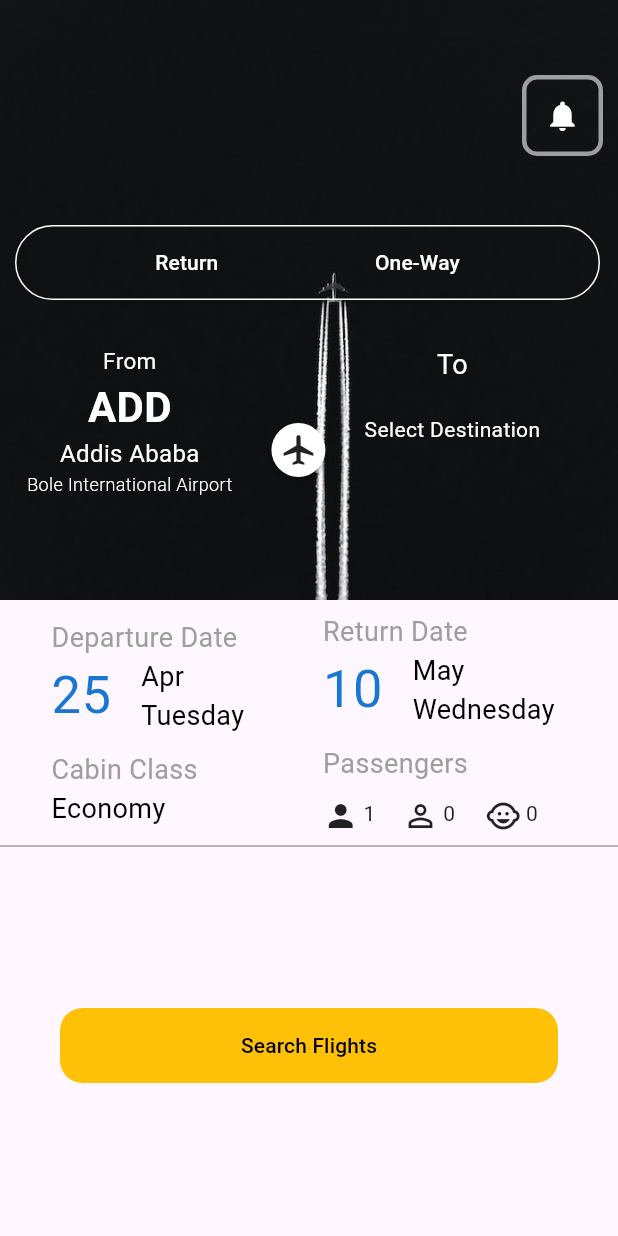
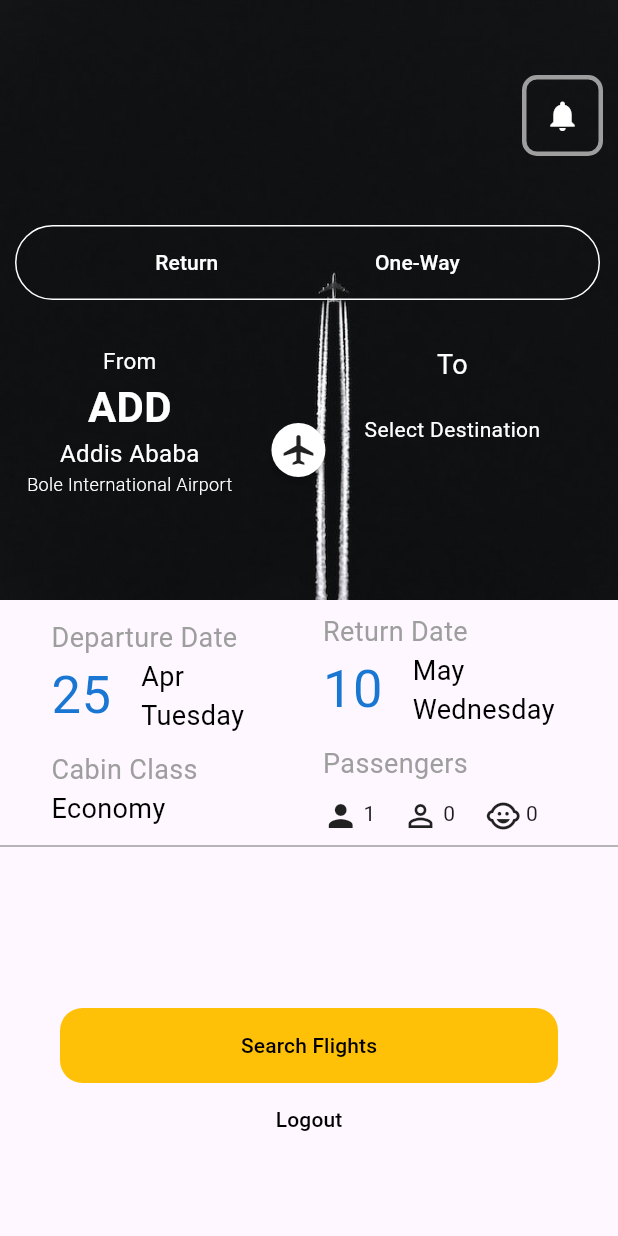
Before and after one commit to ihsahm/flutter-guzogo-test-app, a Flutter app: the HomePage screen opened directly, on a phone screen of 412 x 824 dp. Run offline on Flutter 3.47's test engine with Material 2 defaults, Android fonts, the phone set to English and light mode, and no system bars; our stand-ins replace bloc, equatable, firebase_auth, firebase_core, flutter_bloc, fluttericon; missing offline and left inert: flow_builder; accounts and stored records are empty.

Commit message:
Second Commit

```diff
--- a/lib/views/homepage.dart
+++ b/lib/views/homepage.dart
@@ -407,9 +407,6 @@ class _HomePageState extends State<HomePage> {
   Widget logoutButton() {
     return Align(
       alignment: Alignment.bottomCenter,
-      child: SizedBox(
-        height: 20,
-        width: double.infinity,
       child: TextButton(
         child: const Text(
           "Logout",
@@ -419,7 +416,6 @@ class _HomePageState extends State<HomePage> {
           context.read<AuthBloc>().add(AuthLogOutRequested());
         },
       ),
-      ),
     );
   }
 }
--- a/lib/views/login/login_form.dart
+++ b/lib/views/login/login_form.dart
@@ -147,10 +147,10 @@ class LoginButton extends StatelessWidget {
         buildWhen: (previous, current) => previous.status != current.status,
         builder: (context, state) {
           return state.status == LoginStatus.submitting
-              ? const CircularProgressIndicator()
+              ? const Center(child: CircularProgressIndicator())
               : ElevatedButton(
                   onPressed: () {
-                    context.read()<LoginCubit>().logInWithCredentials();
+                    context.read<LoginCubit>().logInWithCredentials();
                   },
                   style: ElevatedButton.styleFrom(
                     backgroundColor: Colors.black,
--- a/lib/views/signup/signup_form.dart
+++ b/lib/views/signup/signup_form.dart
@@ -136,10 +136,10 @@ class LoginButton extends StatelessWidget {
         buildWhen: (previous, current) => previous.status != current.status,
         builder: (context, state) {
           return state.status == SignupStatus.submitting
-              ? const CircularProgressIndicator()
+              ? const Center(child: CircularProgressIndicator())
               : ElevatedButton(
                   onPressed: () {
-                    context.read()<SignupCubit>().singupFormSubmitted();
+                    context.read<SignupCubit>().signupdFormSubmitted();
                   },
                   style: ElevatedButton.styleFrom(
                     backgroundColor: Colors.black,
@@ -167,7 +167,7 @@ class Logo extends StatelessWidget {
   Widget build(BuildContext context) {
     return Padding(
       padding: const EdgeInsets.only(top: 28.0),
-      child: Container(
+      child: SizedBox(
         width: 100,
         height: 100,
         child: Image.asset("images/logo.jpg"),
```
Lines whose indentation alone changed are shown as unchanged.
